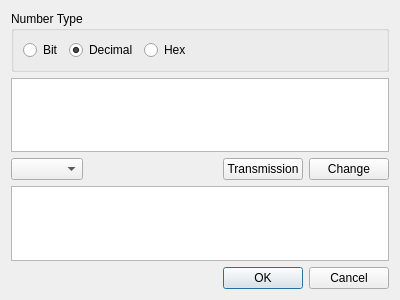
Before: the Qt Designer form BerViewer/num_trans_dlg.ui in jykim74/BerEditor, drawn with Qt 5.
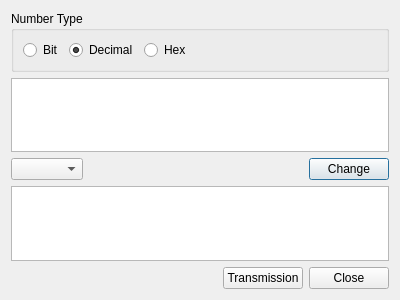
After: the same form once the commit is applied.

```diff
--- a/BerViewer/num_trans_dlg.ui
+++ b/BerViewer/num_trans_dlg.ui
@@ -14,23 +14,6 @@
    <string>Number Transmission</string>
   </property>
   <layout class="QGridLayout" name="gridLayout">
-   <item row="1" column="0" colspan="4">
-    <widget class="QPlainTextEdit" name="mInputText"/>
-   </item>
-   <item row="2" column="2">
-    <widget class="QPushButton" name="mTransBtn">
-     <property name="text">
-      <string>Transmission</string>
-     </property>
-    </widget>
-   </item>
-   <item row="2" column="3">
-    <widget class="QPushButton" name="mChangeBtn">
-     <property name="text">
-      <string>Change</string>
-     </property>
-    </widget>
-   </item>
    <item row="0" column="0" colspan="4">
     <widget class="QGroupBox" name="groupBox">
      <property name="title">
@@ -77,8 +60,11 @@
      </layout>
     </widget>
    </item>
-   <item row="2" column="0">
-    <widget class="QComboBox" name="mOutputTypeCombo"/>
+   <item row="3" column="0" colspan="4">
+    <widget class="QPlainTextEdit" name="mOutputText"/>
+   </item>
+   <item row="1" column="0" colspan="4">
+    <widget class="QPlainTextEdit" name="mInputText"/>
    </item>
    <item row="2" column="1">
     <spacer name="horizontalSpacer">
@@ -93,19 +79,50 @@
      </property>
     </spacer>
    </item>
-   <item row="3" column="0" colspan="4">
-    <widget class="QPlainTextEdit" name="mOutputText"/>
-   </item>
-   <item row="4" column="1" colspan="3">
-    <widget class="QDialogButtonBox" name="buttonBox">
-     <property name="orientation">
-      <enum>Qt::Horizontal</enum>
-     </property>
-     <property name="standardButtons">
-      <set>QDialogButtonBox::Cancel|QDialogButtonBox::Ok</set>
+   <item row="2" column="3">
+    <widget class="QPushButton" name="mChangeBtn">
+     <property name="text">
+      <string>Change</string>
      </property>
     </widget>
    </item>
+   <item row="2" column="0">
+    <widget class="QComboBox" name="mOutputTypeCombo"/>
+   </item>
+   <item row="4" column="0" colspan="4">
+    <layout class="QGridLayout" name="gridLayout_3">
+     <property name="topMargin">
+      <number>0</number>
+     </property>
+     <item row="0" column="2">
+      <widget class="QPushButton" name="mCloseBtn">
+       <property name="text">
+        <string>Close</string>
+       </property>
+      </widget>
+     </item>
+     <item row="0" column="1">
+      <widget class="QPushButton" name="mTransBtn">
+       <property name="text">
+        <string>Transmission</string>
+       </property>
+      </widget>
+     </item>
+     <item row="0" column="0">
+      <spacer name="horizontalSpacer_3">
+       <property name="orientation">
+        <enum>Qt::Horizontal</enum>
+       </property>
+       <property name="sizeHint" stdset="0">
+        <size>
+         <width>40</width>
+         <height>20</height>
+        </size>
+       </property>
+      </spacer>
+     </item>
+    </layout>
+   </item>
   </layout>
  </widget>
  <resources/>
```
Left out of the diff: 35 changed lines with no effect on the pictures.
